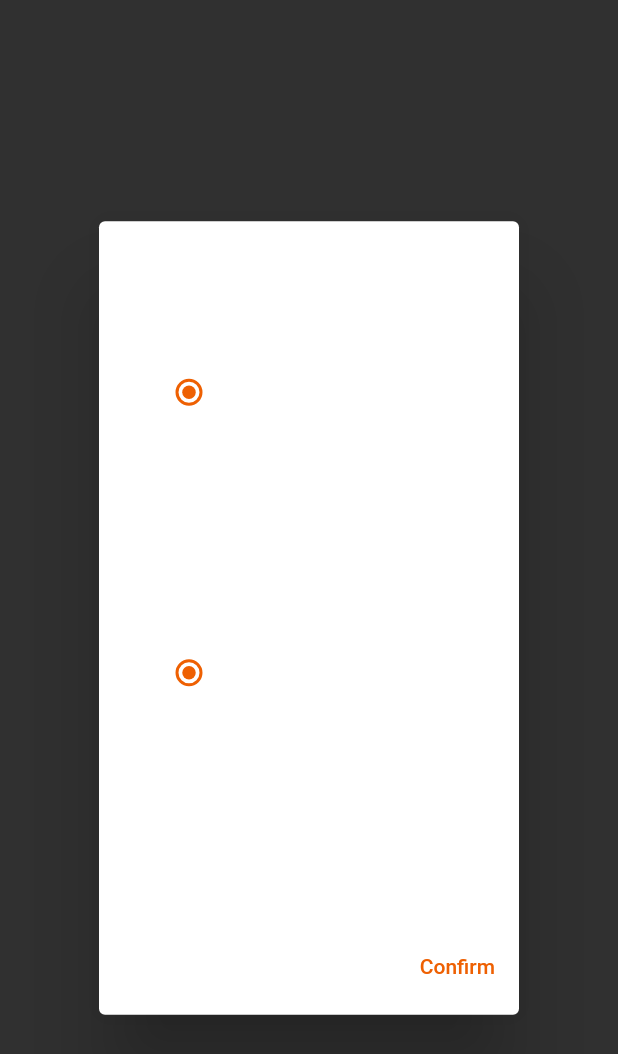
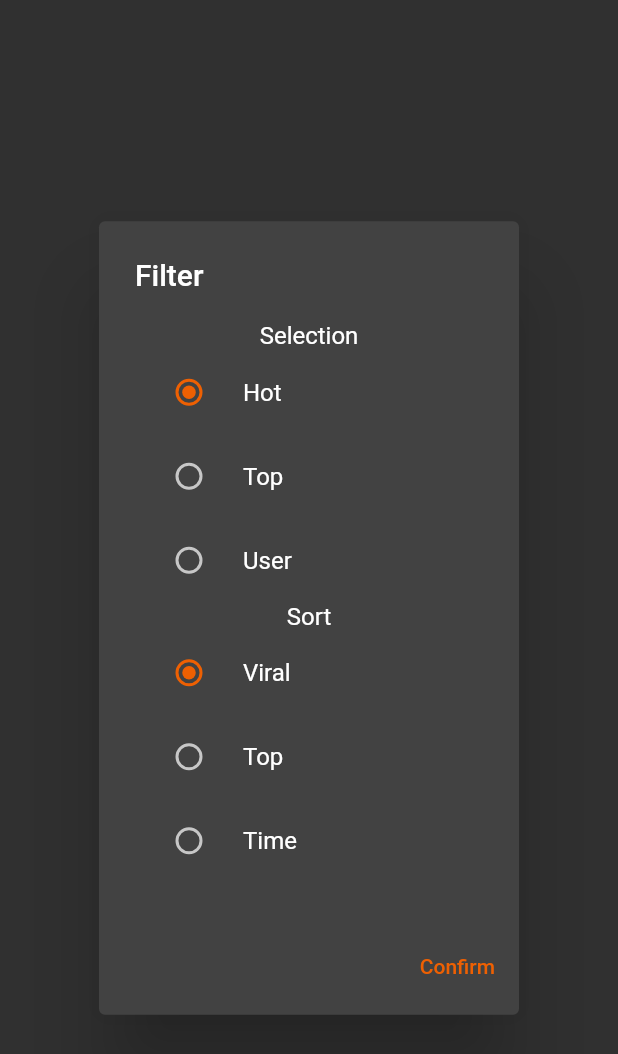
Before and after one commit to Madfish5415/DEV_epicture_2020, a Flutter app: the _HomeFilterDialog widget shown alone on an empty page, opened directly, on a phone screen of 412 x 824 dp. Shown: the top 1054 px of the screen. Run offline on Flutter 3.47's test engine with Material 2 defaults, Android fonts, the phone set to English and light mode, and no system bars; our stand-ins replace flutter_bloc, image_picker, palette_generator; missing offline and left inert: flutter_downloader, flutter_web_auth; accounts and stored records are empty; network calls fail; statements that could not run were skipped.

Commit message:
fix: Wrong icon, full dark theme copy

```diff
--- a/lib/pages/home.dart
+++ b/lib/pages/home.dart
@@ -130,7 +130,7 @@ class _HomeFilterDialogState extends State<_HomeFilterDialog> {
         TextButton(
           child: Text(
             'Confirm',
-            style: TextStyle(color: Color(0xFFEE6002)),
+            style: TextStyle(color: Theme.of(context).accentColor),
           ),
           onPressed: () {
             GalleryBloc.of(widget.context).add(GalleryGetEvent(
--- a/lib/themer.dart
+++ b/lib/themer.dart
@@ -6,16 +6,14 @@ class AppThemer {
   static final accentColor = Color(0xFFEE6002);
   static final primaryColor = Color(0xFFB42E00);
 
-  static final ThemeData dark = ThemeData(
+  static final ThemeData dark = ThemeData.dark().copyWith(
     accentColor: accentColor,
     primaryColor: primaryColor,
     primaryColorLight: primaryColor,
-    backgroundColor: ThemeData.dark().scaffoldBackgroundColor,
-    scaffoldBackgroundColor: ThemeData.dark().scaffoldBackgroundColor,
+    primaryColorDark: primaryColor,
     appBarTheme: ThemeData.dark().appBarTheme.copyWith(
       color: primaryColor,
     ),
-    bottomAppBarColor: ThemeData.dark().bottomAppBarColor,
     bottomNavigationBarTheme:
     ThemeData.dark().bottomNavigationBarTheme.copyWith(
       selectedItemColor: Colors.white,
@@ -25,22 +23,22 @@ class AppThemer {
       buttonColor: accentColor,
       textTheme: ButtonTextTheme.primary,
     ),
-    cardColor: ThemeData.dark().cardColor,
-    dialogTheme: ThemeData.dark().dialogTheme,
-    dialogBackgroundColor: ThemeData.dark().dialogBackgroundColor,
+    cursorColor: Colors.white,
+    floatingActionButtonTheme: ThemeData.dark().floatingActionButtonTheme.copyWith(
+      backgroundColor: accentColor,
+      foregroundColor: Colors.white,
+    ),
     iconTheme: ThemeData.dark().iconTheme.copyWith(
       color: accentColor,
     ),
-    primaryTextTheme: ThemeData.dark().primaryTextTheme.copyWith(
-          button: TextStyle(
+    tabBarTheme: ThemeData.dark().tabBarTheme.copyWith(
+      indicator: UnderlineTabIndicator(
+        borderSide: BorderSide(
           color: accentColor,
+          width: 3.0,
         ),
       ),
-    textTheme: ThemeData.dark().textTheme.copyWith(
-          button: TextStyle(
-            color: accentColor,
     ),
-        ),
-    unselectedWidgetColor: ThemeData.dark().unselectedWidgetColor,
+    toggleableActiveColor: accentColor,
   );
 }
--- a/lib/widgets/search/data_search.dart
+++ b/lib/widgets/search/data_search.dart
@@ -9,7 +9,11 @@ import 'package:flutter_bloc/flutter_bloc.dart';
 class DataSearch extends SearchDelegate<String> {
 @override
   ThemeData appBarTheme(BuildContext context) {
-    return Theme.of(context);
+    return Theme.of(context).copyWith(
+      primaryTextTheme: TextTheme(
+
+      )
+    );
   }
 
   @override
```
Also changed, not shown: 6 other files. Lines whose indentation alone changed are shown as unchanged.
